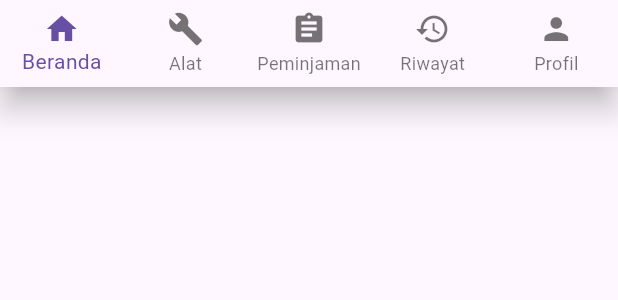
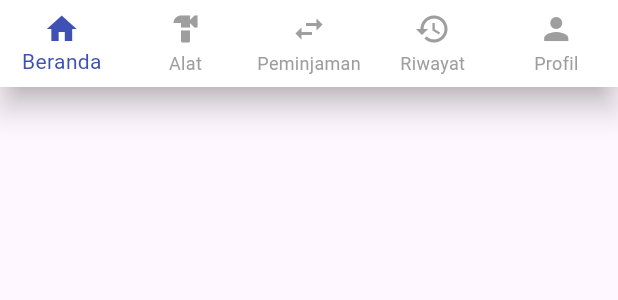
Before and after one commit to devinaputria/peminjaman_ukk, a Flutter app: the PeminjamBottomNav widget shown alone on an empty page, opened directly with empty values, on a phone screen of 412 x 824 dp. Shown: the top 300 px of the screen. Run offline on Flutter 3.47's test engine with Material 3 defaults, Android fonts, the light colour scheme and no system bars; our stand-ins replace supabase_flutter; accounts and stored records are empty.

Commit message:
tambah file

```diff
--- a/lib/widgets/peminjam_bottom_nav.dart
+++ b/lib/widgets/peminjam_bottom_nav.dart
@@ -2,7 +2,7 @@ import 'package:flutter/material.dart';
 
 class PeminjamBottomNav extends StatelessWidget {
   final int currentIndex;
-  final Function(int) onTap;
+  final ValueChanged<int> onTap;
 
   const PeminjamBottomNav({
     super.key,
@@ -14,12 +14,15 @@ class PeminjamBottomNav extends StatelessWidget {
   Widget build(BuildContext context) {
     return BottomNavigationBar(
       currentIndex: currentIndex,
+      onTap: onTap,
       type: BottomNavigationBarType.fixed,
-      onTap: onTap,
+      backgroundColor: Colors.white,
+      selectedItemColor: Colors.indigo,
+      unselectedItemColor: Colors.grey,
       items: const [
         BottomNavigationBarItem(icon: Icon(Icons.home), label: 'Beranda'),
-        BottomNavigationBarItem(icon: Icon(Icons.build), label: 'Alat'),
-        BottomNavigationBarItem(icon: Icon(Icons.assignment), label: 'Peminjaman'),
+        BottomNavigationBarItem(icon: Icon(Icons.hardware), label: 'Alat'),
+        BottomNavigationBarItem(icon: Icon(Icons.swap_horiz), label: 'Peminjaman'),
         BottomNavigationBarItem(icon: Icon(Icons.history), label: 'Riwayat'),
         BottomNavigationBarItem(icon: Icon(Icons.person), label: 'Profil'),
       ],
```
Also changed, not shown: lib/screens/peminjam_dashboard.dart (+7 -11 lines).
